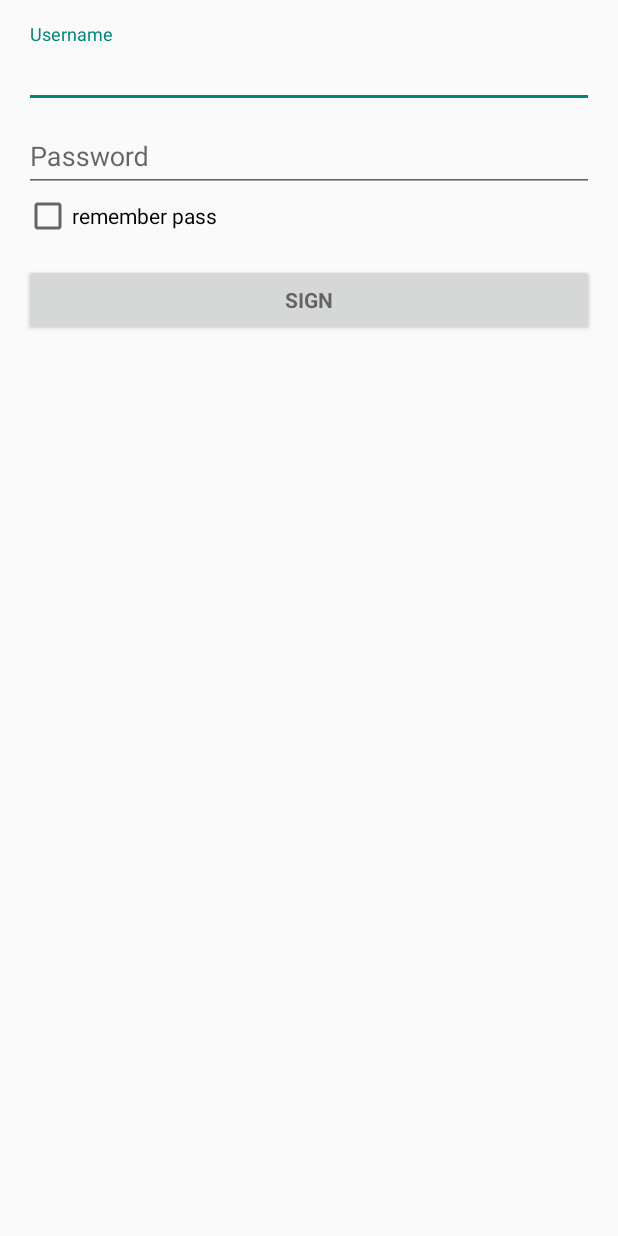
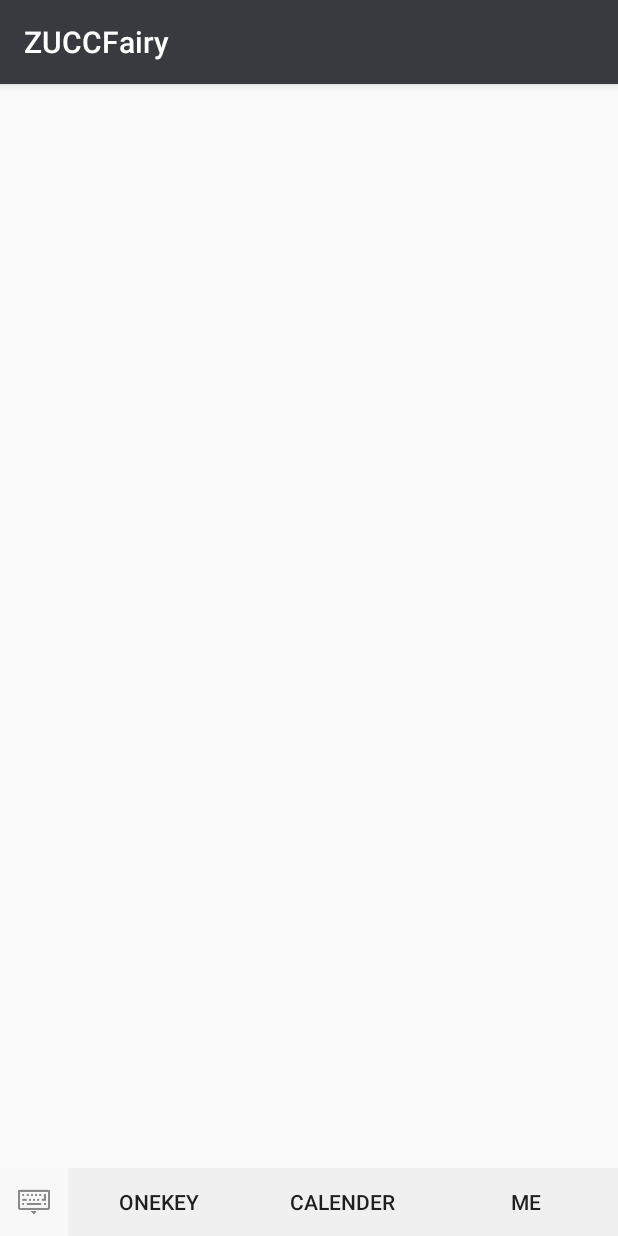
Before and after one commit to yeternallove/ZUCCFairy, an Android app: the screen it shows after launch (LoginActivity before the commit, MainActivity after it), on a phone screen of 412 x 824 dp. Run offline under Robolectric (Android 15) with nearby library versions, the light colour scheme and no system bars; our stand-ins replace ButterKnife.

Commit message:
2016-12-22{主界面更新}

```diff
--- a/app/build.gradle
+++ b/app/build.gradle
@@ -39,4 +39,5 @@ dependencies {
     // glide
     compile 'com.github.bumptech.glide:glide:3.7.0'
 
+    compile 'com.android.support:gridlayout-v7:25.1.0'
 }
--- a/app/src/main/java/com/eternallove/demo/zuccfairy/MainActivity.java
+++ /dev/null
@@ -1,16 +0,0 @@
-package com.eternallove.demo.zuccfairy;
-
-import android.support.v7.app.AppCompatActivity;
-import android.os.Bundle;
-
-import com.eternallove.demo.zuccfairy.ui.activities.LoginActivity;
-
-public class MainActivity extends AppCompatActivity {
-
-    @Override
-    protected void onCreate(Bundle savedInstanceState) {
-        super.onCreate(savedInstanceState);
-        setContentView(R.layout.activity_main);
-        LoginActivity.actionStart(this);
-    }
-}
--- /dev/null
+++ b/app/src/main/java/com/eternallove/demo/zuccfairy/ui/activities/MainActivity.java
@@ -0,0 +1,58 @@
+package com.eternallove.demo.zuccfairy.ui.activities;
+
+import android.animation.Animator;
+import android.animation.AnimatorListenerAdapter;
+import android.content.Context;
+import android.support.annotation.Nullable;
+import android.support.v7.app.AppCompatActivity;
+import android.os.Bundle;
+import android.text.Layout;
+import android.view.View;
+import android.view.inputmethod.InputMethodManager;
+import android.widget.Button;
+import android.widget.ImageButton;
+
+import com.eternallove.demo.zuccfairy.R;
+import com.eternallove.demo.zuccfairy.ui.activities.LoginActivity;
+
+import butterknife.BindView;
+
+public class MainActivity extends AppCompatActivity {
+
+    private InputMethodManager imm;
+    private View[] mViews = new View[2];
+    private int mCurrent;
+
+    @Override
+    protected void onCreate(@Nullable Bundle savedInstanceState) {
+        super.onCreate(savedInstanceState);
+        setContentView(R.layout.activity_main);
+        mViews[0] = findViewById(R.id.ll_bot_dir);
+        mViews[1] = findViewById(R.id.ll_bot_in);
+        mCurrent = 0;
+        imm = (InputMethodManager) getSystemService(Context.INPUT_METHOD_SERVICE);
+
+    }
+
+    public void shift(View view) {
+
+        // 隐藏软键盘
+        imm.hideSoftInputFromWindow(getWindow().getDecorView().getWindowToken(), 0);
+
+        mViews[mCurrent].animate().translationY(mViews[mCurrent].getHeight())
+                .setListener(new AnimatorListenerAdapter() {
+                    @Override
+                    public void onAnimationEnd(Animator animation) {
+                        super.onAnimationEnd(animation);
+                        mViews[1 - mCurrent].animate().translationY(0)
+                                .setListener(new AnimatorListenerAdapter() {
+                                    @Override
+                                    public void onAnimationEnd(Animator animation) {
+                                        super.onAnimationEnd(animation);
+                                        mCurrent = 1 - mCurrent;
+                                    }
+                                }).start();
+                    }
+                }).start();
+    }
+}
--- a/app/src/main/java/com/eternallove/demo/zuccfairy/DateHelper.java
+++ b/app/src/main/java/com/eternallove/demo/zuccfairy/util/DateHelper.java
@@ -1,4 +1,4 @@
-package com.eternallove.demo.zuccfairy;
+package com.eternallove.demo.zuccfairy.util;
 
 import android.text.TextUtils;
 
--- a/app/src/main/res/drawable/selector_bottom_item_color.xml
+++ b/app/src/main/res/drawable/selector_bottom_item_color.xml
@@ -2,7 +2,7 @@
 
 <!--use api 21-->
 <selector xmlns:android="http://schemas.android.com/apk/res/android">
-    <item android:color="?android:attr/textColorPrimary" android:state_checked="true"/>
-    <item android:color="?android:attr/textColorPrimary" android:state_pressed="true"/>
-    <item android:color="?android:attr/textColorSecondary"/>
+    <item android:state_checked="true" android:drawable="?android:attr/textColorPrimary" />
+    <item android:state_pressed="true" android:drawable="?android:attr/textColorPrimary" />
+    <item android:drawable="?android:attr/textColorSecondary" />
 </selector>
--- a/app/src/main/res/layout/activity_main.xml
+++ b/app/src/main/res/layout/activity_main.xml
@@ -1,17 +1,98 @@
 <?xml version="1.0" encoding="utf-8"?>
 <RelativeLayout xmlns:android="http://schemas.android.com/apk/res/android"
-    xmlns:tools="http://schemas.android.com/tools"
-    android:id="@+id/activity_main"
+    xmlns:app="http://schemas.android.com/apk/res-auto"
+    android:orientation="vertical"
     android:layout_width="match_parent"
-    android:layout_height="match_parent"
-    android:paddingBottom="@dimen/activity_vertical_margin"
-    android:paddingLeft="@dimen/activity_horizontal_margin"
-    android:paddingRight="@dimen/activity_horizontal_margin"
-    android:paddingTop="@dimen/activity_vertical_margin"
-    tools:context="com.eternallove.demo.zuccfairy.MainActivity">
+    android:layout_height="match_parent">
 
-    <TextView
-        android:layout_width="wrap_content"
+    <android.support.v4.widget.SwipeRefreshLayout
+        android:id="@+id/swipeRefreshLayout"
+        android:layout_width="match_parent"
+        android:layout_height="match_parent" >
+
+        <android.support.v7.widget.RecyclerView
+            android:id="@+id/recyclerView"
+            android:layout_width="match_parent"
+            android:layout_height="match_parent"/>
+    </android.support.v4.widget.SwipeRefreshLayout>
+
+    <LinearLayout
+        android:id="@+id/ll_bot_in"
+        android:layout_width="match_parent"
         android:layout_height="wrap_content"
-        android:text="Hello World!" />
+        android:orientation="horizontal"
+        android:background="@color/bot_background"
+        android:layout_alignParentBottom="true"
+        android:translationY="@dimen/activity_select_height">
+
+        <ImageButton
+            android:layout_height="@dimen/activity_select_height"
+            android:layout_width="@dimen/activity_select_width"
+            android:scaleType="centerCrop"
+            android:padding="12dp"
+            app:srcCompat="@drawable/ic_select_dir"
+            android:id="@+id/ibtn_select_in"
+            android:onClick="shift"
+            android:background="@color/background"
+            style="@style/Widget.AppCompat.ImageButton" />
+
+        <EditText
+            android:layout_width="0dp"
+            android:layout_height="match_parent"
+            android:layout_weight="1"
+            android:id="@+id/edt_bot_send" />
+        <Button
+            android:layout_width="wrap_content"
+            android:layout_height="match_parent"
+            android:text="@string/bot_item_send"
+            android:layout_weight="0"
+            android:id="@+id/btn_bot_send"
+            style="@android:style/Widget.Material.Light.Button.Small" />
+    </LinearLayout>
+
+    <LinearLayout
+        android:id="@+id/ll_bot_dir"
+        android:layout_alignParentBottom="true"
+        android:layout_width="match_parent"
+        android:layout_height="wrap_content"
+        android:orientation="horizontal"
+        android:background="@color/bot_background">
+
+        <ImageButton
+            android:layout_height="@dimen/activity_select_height"
+            android:layout_width="@dimen/activity_select_width"
+            android:scaleType="centerCrop"
+            android:padding="12dp"
+            app:srcCompat="@drawable/ic_select_in"
+            android:id="@+id/ibtn_select_dir"
+            android:onClick="shift"
+            android:background="@color/background"
+            style="@style/Widget.AppCompat.ImageButton" />
+
+        <Button
+            android:text="@string/bot_item_1"
+            android:layout_width="0dp"
+            android:layout_height="match_parent"
+            android:id="@+id/bot_dir_1"
+            android:layout_weight="1"
+            style="@style/Widget.AppCompat.Button.Borderless" />
+
+        <Button
+            android:text="@string/bot_item_2"
+            android:layout_width="0dp"
+            android:layout_height="match_parent"
+            android:id="@+id/bot_dir_2"
+            android:layout_weight="1"
+            style="@style/Widget.AppCompat.Button.Borderless" />
+
+        <Button
+            android:text="@string/bot_item_3"
+            android:layout_width="0dp"
+            android:layout_height="match_parent"
+            android:id="@+id/bot_dir_3"
+            android:layout_weight="1"
+            style="@style/Widget.AppCompat.Button.Borderless" />
+    </LinearLayout>
+
+
 </RelativeLayout>
--- a/app/src/main/res/layout/activity_punch_card.xml
+++ b/app/src/main/res/layout/activity_punch_card.xml
@@ -4,7 +4,7 @@
     xmlns:tools="http://schemas.android.com/tools"
     android:layout_width="match_parent"
     android:layout_height="match_parent"
-    tools:context=".ui.activities.CardAcitvity">
+    tools:context=".ui.activities.CardActivity">
 
     <LinearLayout
         android:layout_width="match_parent"
@@ -13,14 +13,14 @@
 
         <ImageView
             android:id="@+id/card_topimg"
-            android:src="@drawable/ic_back_1"
+            android:src="@drawable/ic_card_back_1"
             android:layout_width="match_parent"
             android:layout_height="200dp"
             android:scaleType="fitXY" />
 
         <ImageView
             android:id="@+id/card_botimg"
-            android:src="@drawable/ic_back_1_1"
+            android:src="@drawable/ic_card_back_1_1"
             android:layout_width="match_parent"
             android:layout_height="wrap_content"
             android:scaleType="fitXY" />
--- /dev/null
+++ b/app/src/main/res/layout/item_chat_me.xml
@@ -0,0 +1,6 @@
+<?xml version="1.0" encoding="utf-8"?>
+<LinearLayout xmlns:android="http://schemas.android.com/apk/res/android"
+    android:orientation="vertical" android:layout_width="match_parent"
+    android:layout_height="match_parent">
+
+</LinearLayout>
--- /dev/null
+++ b/app/src/main/res/layout/item_chat_other.xml
@@ -0,0 +1,6 @@
+<?xml version="1.0" encoding="utf-8"?>
+<LinearLayout xmlns:android="http://schemas.android.com/apk/res/android"
+    android:orientation="vertical" android:layout_width="match_parent"
+    android:layout_height="match_parent">
+
+</LinearLayout>
--- a/app/src/main/res/values/colors.xml
+++ b/app/src/main/res/values/colors.xml
@@ -5,6 +5,7 @@
     <color name="colorAccent">#46C01B</color>
 
     <color name="background">#F8F8F8</color>
+    <color name="bot_background">#f0f0f0</color>
     <color name="white">#fff</color>
     <color name="blue">#66ccff</color>
     <color name="azure">#effeff</color>
--- a/app/src/main/res/values/strings.xml
+++ b/app/src/main/res/values/strings.xml
@@ -1,8 +1,9 @@
 <resources>
-    <string name="app_name">AssistantLaiYe</string>
+    <string name="app_name">ZUCCFairy</string>
     <string name="btn_moments_text">Moments</string>
     <string name="title_activity_login">Sign in</string>
 
+    <!-- date -->
     <string name="today">Today</string>
     <string name="yesterday">Yesterday</string>
     <string name="minutes_ago">{count} minutes ago</string>
@@ -16,11 +17,10 @@
     <string name="action_like">Like</string>
     <string name="action_comment">Comment</string>
 
-    <string name="checkBox_remember_pass">remember pass</string>
-    <string name="bottom_Nav_item_1">Chats</string>
-    <string name="bottom_Nav_item_2">Contacts</string>
-    <string name="bottom_Nav_item_3">Discover</string>
-    <string name="bottom_Nav_item_4">Me</string>
+    <string name="bot_item_1">OneKey</string>
+    <string name="bot_item_2">Calender</string>
+    <string name="bot_item_3">Me</string>
+    <string name="bot_item_send">Send</string>
 
 
 
@@ -36,4 +36,5 @@
     <string name="permission_rationale">"Contacts permissions are needed for providing email
         completions."
     </string>
+    <string name="checkBox_remember_pass">remember pass</string>
 </resources>
--- a/app/src/main/res/values/styles.xml
+++ b/app/src/main/res/values/styles.xml
@@ -7,6 +7,6 @@
         <item name="colorPrimaryDark">@color/colorPrimaryDark</item>
         <item name="colorAccent">@color/colorAccent</item>
     </style>
-    <style name="LoginTheme" parent="Theme.AppCompat.Light.NoActionBar">
+    <style name="NoActionBarTheme" parent="Theme.AppCompat.Light.NoActionBar">
     </style>
 </resources>
```
Also changed, not shown: app/src/main/AndroidManifest.xml (+5 -5 lines), app/src/main/java/com/eternallove/demo/zuccfairy/ui/activities/CardActivity.java (renamed from app/src/main/java/com/eternallove/demo/zuccfairy/ui/activities/CardAcitvity.java, +10 -5 lines), app/src/main/res/values/dimens.xml (+2 -27 lines), app/src/main/res/drawable/ic_card_back_1.jpg (added), app/src/main/res/drawable/ic_card_back_1_1.jpg (added), app/src/main/res/drawable/ic_select_dir.png (added), app/src/main/res/drawable/ic_select_in.png (added), 1 other file.
